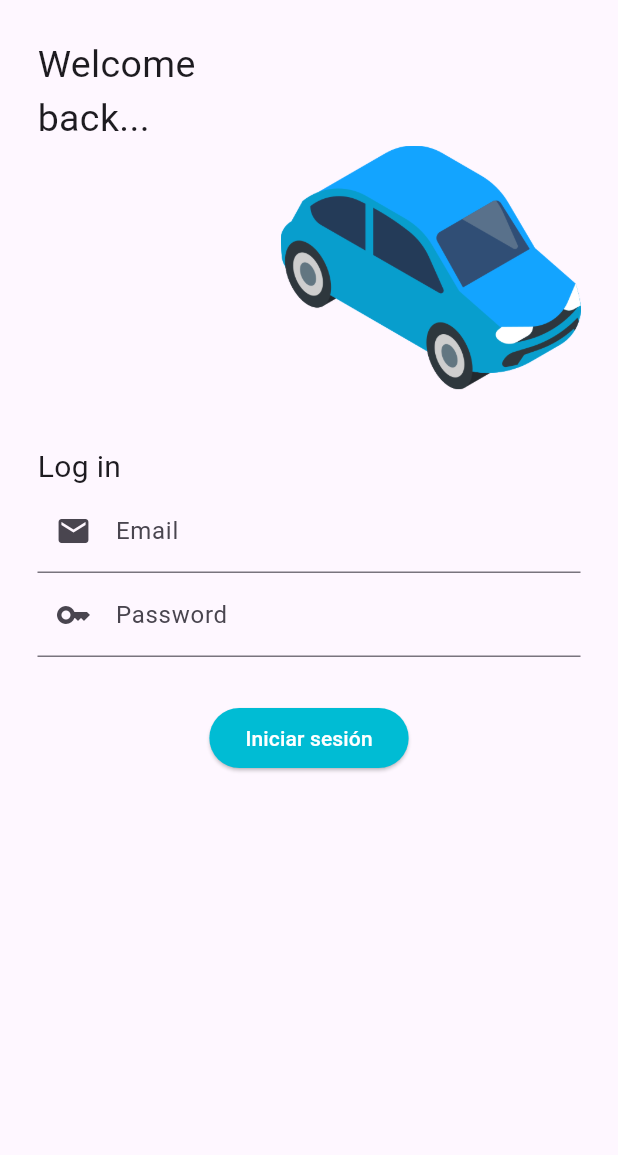
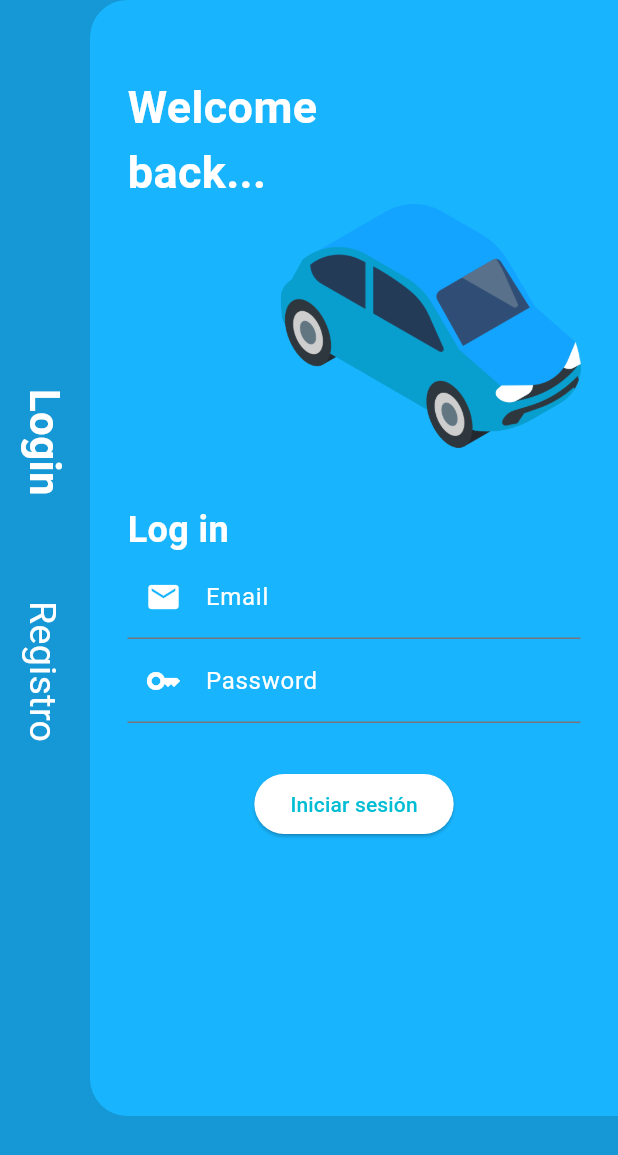
Before and after one commit to jordantalahua123/InDriveClone, a Flutter app: the screen it shows after launch, on a phone screen of 412 x 824 dp. Shown: the top 1155 px of the screen. Run offline on Flutter 3.47's test engine with Material 3 defaults, Android fonts, the phone set to English and light mode, and no system bars.

Commit message:
App login v2

```diff
--- a/lib/main.dart
+++ b/lib/main.dart
@@ -1,5 +1,4 @@
 import 'package:flutter/material.dart';
-import 'package:indrive_clone/src/presentation/pages/auth/login/LoginContent.dart';
 import 'package:indrive_clone/src/presentation/pages/auth/login/loginPage.dart';
 
 void main() {
@@ -13,7 +12,7 @@ class MyApp extends StatelessWidget {
   Widget build(BuildContext context) {
     return MaterialApp(
       title: 'InDrive Clone',
-      home: const LoginContent(),
+      home: const LoginPage(),
     );
   }
 }
--- a/lib/src/presentation/pages/auth/login/LoginContent.dart
+++ b/lib/src/presentation/pages/auth/login/LoginContent.dart
@@ -5,15 +5,72 @@ class LoginContent extends StatelessWidget {
 
   @override
   Widget build(BuildContext context) {
-    return Material(
-      child: SafeArea(
+    return Stack(
+      children: [
+        Container(
+          height: MediaQuery.of(context).size.height,
+          width: MediaQuery.of(context).size.width,
+          color: const Color.fromARGB(255, 21, 152, 213),
+          padding: EdgeInsets.only(left: 10),
+          child: Column(
+            crossAxisAlignment: CrossAxisAlignment.start, //HORIZONTAL
+            mainAxisAlignment: MainAxisAlignment.center, //VERTICAL
+            children: [
+              RotatedBox(
+                quarterTurns: 1,
+                child: Text(
+                  'Login',
+                  style: TextStyle(
+                    fontSize: 28,
+                    color: Colors.white,
+                    fontWeight: FontWeight.bold,
+                  ),
+                ),
+              ),
+              SizedBox(height: 70),
+              RotatedBox(
+                quarterTurns: 1,
+                child: Text(
+                  'Registro',
+                  style: TextStyle(fontSize: 25, color: Colors.white),
+                ),
+              ),
+              SizedBox(height: 70),
+            ],
+          ),
+        ),
+        Container(
+          margin: EdgeInsets.only(left: 60, bottom: 80),
+          decoration: BoxDecoration(
+            color: Color.fromARGB(255, 24, 181, 254),
+            borderRadius: BorderRadius.only(
+              topLeft: Radius.circular(25),
+              bottomLeft: Radius.circular(25),
+            ),
+          ),
           child: Container(
-          margin: EdgeInsets.all(25),
+            margin: EdgeInsets.only(left: 25, right: 25),
+            decoration: BoxDecoration(borderRadius: BorderRadius.circular(20)),
             child: Column(
               crossAxisAlignment: CrossAxisAlignment.start,
               children: [
-              Text('Welcome', style: TextStyle(fontSize: 25)),
-              Text('back...', style: TextStyle(fontSize: 25)),
+                SizedBox(height: 50),
+                Text(
+                  'Welcome',
+                  style: TextStyle(
+                    fontSize: 30,
+                    color: Colors.white,
+                    fontWeight: FontWeight.bold,
+                  ),
+                ),
+                Text(
+                  'back...',
+                  style: TextStyle(
+                    fontSize: 30,
+                    color: Colors.white,
+                    fontWeight: FontWeight.bold,
+                  ),
+                ),
                 Container(
                   alignment: Alignment.centerRight,
                   child: Image.asset(
@@ -22,17 +79,27 @@ class LoginContent extends StatelessWidget {
                     height: 200,
                   ),
                 ),
-              Text('Log in', style: TextStyle(fontSize: 20)),
-              TextFormField(
-                decoration: InputDecoration(
-                  label: Text('Email'),
-                  prefixIcon: Icon(Icons.email),
+                Text(
+                  'Log in',
+                  style: TextStyle(
+                    fontSize: 24,
+                    color: Colors.white,
+                    fontWeight: FontWeight.bold,
                   ),
                 ),
                 TextFormField(
                   decoration: InputDecoration(
-                  label: Text('Password'),
-                  prefixIcon: Icon(Icons.key),
+                    label: Text('Email', style: TextStyle(color: Colors.white)),
+                    prefixIcon: Icon(Icons.email, color: Colors.white),
+                  ),
+                ),
+                TextFormField(
+                  decoration: InputDecoration(
+                    label: Text(
+                      'Password',
+                      style: TextStyle(color: Colors.white),
+                    ),
+                    prefixIcon: Icon(Icons.key, color: Colors.white),
                   ),
                 ),
                 Container(
@@ -40,10 +107,12 @@ class LoginContent extends StatelessWidget {
                   alignment: Alignment.center,
                   child: ElevatedButton(
                     onPressed: () {},
-                  style: ElevatedButton.styleFrom(backgroundColor: Colors.cyan),
+                    style: ElevatedButton.styleFrom(
+                      backgroundColor: Colors.white,
+                    ),
                     child: Text(
                       'Iniciar sesión',
-                    style: TextStyle(color: Colors.white),
+                      style: TextStyle(color: Colors.cyan),
                     ),
                   ),
                 ),
@@ -51,6 +120,7 @@ class LoginContent extends StatelessWidget {
             ),
           ),
         ),
+      ],
     );
   }
 }
--- a/lib/src/presentation/pages/auth/login/LoginPage.dart
+++ b/lib/src/presentation/pages/auth/login/LoginPage.dart
@@ -1,4 +1,5 @@
 import 'package:flutter/material.dart';
+import 'package:indrive_clone/src/presentation/pages/auth/login/LoginContent.dart';
 
 class LoginPage extends StatefulWidget {
   const LoginPage({super.key});
@@ -11,9 +12,8 @@ class _LoginPageState extends State<LoginPage> {
   @override
   Widget build(BuildContext context) {
     return Scaffold(
-      body: Center(
-        child: Text('Login Page'),
-      ),
+      //backgroundColor: const Color.fromARGB(255, 24, 181, 254),
+      body: LoginContent(),
     );
   }
 }
```
Lines whose indentation alone changed are shown as unchanged.
